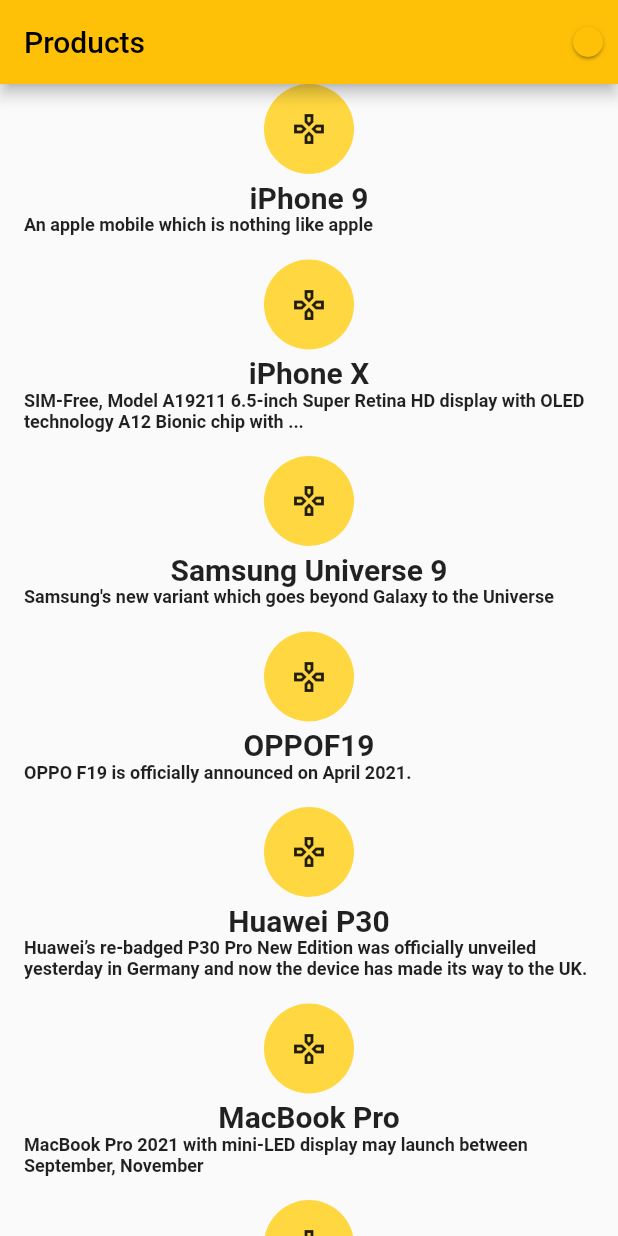
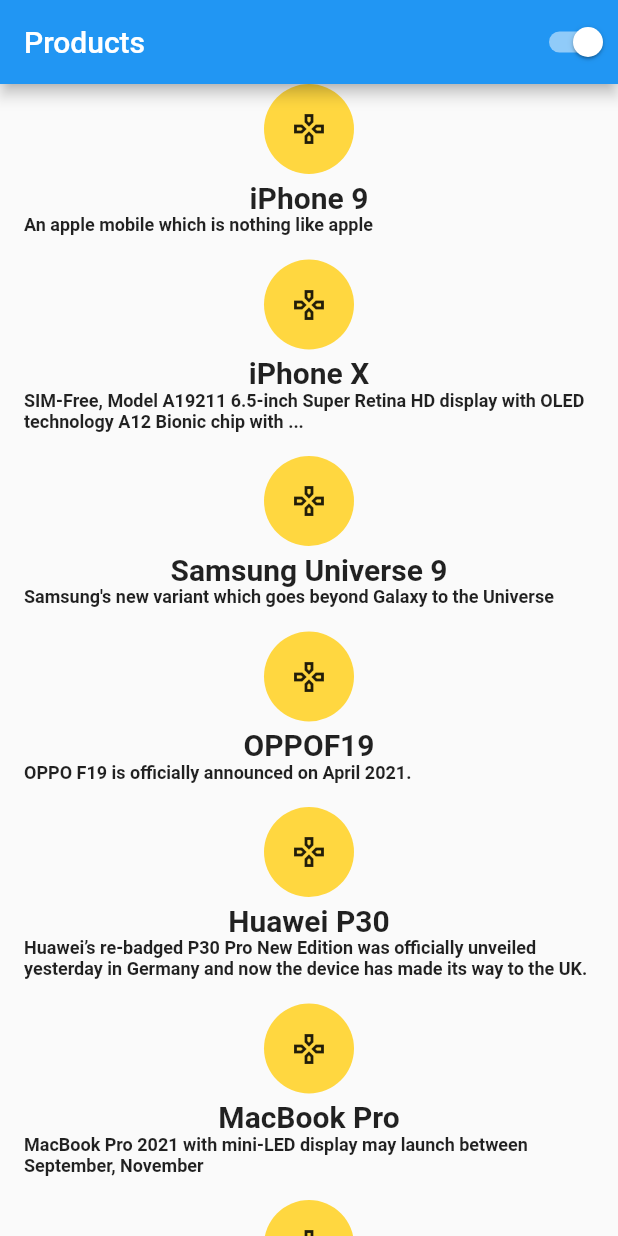
Before and after one commit to sazzad765/flutter-bloc, a Flutter app: the screen it shows after launch, on a phone screen of 412 x 824 dp. Run offline on Flutter 3.47's test engine with Material 2 defaults, Android fonts, the phone set to English and light mode, and no system bars; our stand-ins replace dio, equatable, flutter_bloc, get_it, get_storage, retrofit; generated files the repository leaves out were written again.

Commit message:
theme update and added bloc global state

```diff
--- a/lib/di/network_di.dart
+++ b/lib/di/api_client_di.dart
@@ -4,7 +4,7 @@ import 'package:bloc_example/service/interceptors.dart';
 import 'package:bloc_example/utils/const_string.dart';
 import 'package:dio/dio.dart';
 
-Future<void> setupNetworkModule() async {
+Future<void> setupApiModule() async {
   di.registerLazySingleton<RestClient>(() => RestClient(Dio(BaseOptions(
       contentType: "application/json", baseUrl: ConstString.baseUrl))
     ..interceptors.add(CustomInterceptors())));
--- a/lib/di/repository_di.dart
+++ b/lib/di/repository_di.dart
@@ -1,8 +1,11 @@
+import 'package:bloc_example/data/theme/theme_repository_impl.dart';
 import 'package:bloc_example/injection_service.dart';
 import 'package:bloc_example/view/products/repo/product_repository.dart';
-import 'package:bloc_example/view/products/repo/product_repository_impl.dart';
+import 'package:bloc_example/data/product/product_repository_impl.dart';
+import 'package:bloc_example/view/theme/repo/theme_repository.dart';
 
 Future<void> setupRepositoryModule() async {
   di.registerLazySingleton<ProductRepository>(
       () => ProductRepositoryImpl(client: di()));
+  di.registerLazySingleton<ThemeRepository>(() => ThemeRepositoryImpl());
 }
--- a/lib/injection_service.dart
+++ b/lib/injection_service.dart
@@ -1,10 +1,10 @@
-import 'package:bloc_example/di/network_di.dart';
+import 'package:bloc_example/di/api_client_di.dart';
 import 'package:bloc_example/di/repository_di.dart';
 import 'package:get_it/get_it.dart';
 
 final GetIt di = GetIt.instance;
 
 Future<void> setup() async {
-  await setupNetworkModule();
+  await setupApiModule();
   await setupRepositoryModule();
 }
--- a/lib/main.dart
+++ b/lib/main.dart
@@ -1,13 +1,15 @@
 import 'package:bloc_example/injection_service.dart' as di;
-import 'package:bloc_example/service/theme_bloc/theme_cubit.dart';
 import 'package:bloc_example/utils/custom_themes.dart';
 import 'package:bloc_example/view/products/bloc/product_bloc.dart';
 import 'package:bloc_example/view/products/product_screen.dart';
+import 'package:bloc_example/view/theme/theme_bloc/theme_cubit.dart';
 import 'package:flutter/material.dart';
 import 'package:flutter_bloc/flutter_bloc.dart';
+import 'package:get_storage/get_storage.dart';
 
 void main() async {
   di.setup();
+  await GetStorage.init();
   runApp(const MyApp());
 }
 
@@ -18,15 +20,19 @@ class MyApp extends StatelessWidget {
   Widget build(BuildContext context) {
     return MultiBlocProvider(
         providers: [
-          BlocProvider(create: (_) => ThemeCubit()),
+          BlocProvider(
+            create: (_) => ThemeCubit()..getCurrentTheme(),
+          ),
           BlocProvider<ProductBloc>(
             create: (context) => ProductBloc()..add(GetProducts()),
           ),
         ],
-        child: BlocBuilder<ThemeCubit, AppTheme>(
-          builder: (context, themeData) => MaterialApp(
+        child: BlocBuilder<ThemeCubit, ThemeState>(
+          builder: (context, state) => MaterialApp(
             title: 'Product',
-            theme: customTheme[themeData]!,
+            theme: AppTheme.lightTheme,
+            darkTheme: AppTheme.darkTheme,
+            themeMode: state.themeMode,
             home: const ProductScreen(),
           ),
         ));
--- a/lib/models/product.dart
+++ b/lib/models/product.dart
@@ -1,4 +1,6 @@
-class Product {
+import 'package:equatable/equatable.dart';
+
+class Product extends Equatable {
   int? id;
   String? title;
   String? description;
@@ -36,7 +38,9 @@ class Product {
         brand: json["brand"],
         category: json["category"],
         thumbnail: json["thumbnail"],
-    images: json["images"] == null ? [] : List<String>.from(json["images"]!.map((x) => x)),
+        images: json["images"] == null
+            ? []
+            : List<String>.from(json["images"]!.map((x) => x)),
       );
 
   Map<String, dynamic> toJson() => {
@@ -50,6 +54,11 @@ class Product {
         "brand": brand,
         "category": category,
         "thumbnail": thumbnail,
-    "images": images == null ? [] : List<dynamic>.from(images!.map((x) => x)),
+        "images":
+            images == null ? [] : List<dynamic>.from(images!.map((x) => x)),
       };
+
+  @override
+  // TODO: implement props
+  List<Object?> get props => [id, title];
 }
--- a/lib/service/theme_bloc/theme_cubit.dart
+++ /dev/null
@@ -1,9 +0,0 @@
-import 'package:bloc_example/utils/custom_themes.dart';
-import 'package:flutter/material.dart';
-import 'package:flutter_bloc/flutter_bloc.dart';
-
-class ThemeCubit extends Cubit<AppTheme> {
-  ThemeCubit() : super(AppTheme.lightMode);
-
-  void changeTheme(AppTheme theme) => emit(theme);
-}
--- a/lib/utils/custom_themes.dart
+++ b/lib/utils/custom_themes.dart
@@ -1,12 +1,7 @@
 import 'package:flutter/material.dart';
 
-enum AppTheme { lightMode, darkMode }
+abstract class AppTheme {
+  static ThemeData get lightTheme => ThemeData.light();
 
-Map<AppTheme, ThemeData> customTheme = {
-  AppTheme.lightMode: ThemeData(
-    primarySwatch: Colors.amber,
-  ),
-  AppTheme.darkMode: ThemeData(
-    brightness: Brightness.dark,
-  ),
-};
+  static ThemeData get darkTheme => ThemeData.dark();
+}
--- a/lib/view/products/bloc/product_state.dart
+++ b/lib/view/products/bloc/product_state.dart
@@ -1,38 +1,38 @@
 part of 'product_bloc.dart';
 
-enum ProductStatus { initial, success, error, loading, selected, update }
-
-extension ProductStatusX on ProductStatus {
-  bool get isInitial => this == ProductStatus.initial;
-
-  bool get isSuccess => this == ProductStatus.success;
-
-  bool get isError => this == ProductStatus.error;
-
-  bool get isLoading => this == ProductStatus.loading;
-
-  bool get isSelected => this == ProductStatus.selected;
-
-  bool get isUpdate => this == ProductStatus.update;
-}
+// enum Status { initial, success, error, loading, selected, update }
+//
+// extension StatusX on Status {
+//   bool get isInitial => this == Status.initial;
+//
+//   bool get isSuccess => this == Status.success;
+//
+//   bool get isError => this == Status.error;
+//
+//   bool get isLoading => this == Status.loading;
+//
+//   bool get isSelected => this == Status.selected;
+//
+//   bool get isUpdate => this == Status.update;
+// }
 
 class ProductState extends Equatable {
   const ProductState({
-    this.status = ProductStatus.initial,
-    this.updateStatus = ProductStatus.initial,
+    this.status = Status.initial,
+    this.updateStatus = Status.initial,
     List<Product>? products,
     this.idSelected = 0,
   }) : products = products ?? const [];
 
-  final List<Product> products;
-  final ProductStatus status;
-  final int idSelected;
-  final ProductStatus updateStatus;
+  final List<Product> products; //product list
+  final Status status; //status
+  final int idSelected; //selected item id
+  final Status updateStatus; //item update status
 
   ProductState copyWith({
     List<Product>? products,
-    ProductStatus? status,
-    ProductStatus? updateStatus,
+    Status? status,
+    Status? updateStatus,
     int? idSelected,
   }) {
     return ProductState(
--- a/lib/view/products/product_item.dart
+++ b/lib/view/products/product_item.dart
@@ -2,6 +2,7 @@ import 'package:bloc_example/view/products/bloc/product_bloc.dart';
 import 'package:bloc_example/models/product.dart';
 import 'package:flutter/material.dart';
 import 'package:flutter_bloc/flutter_bloc.dart';
+import 'package:bloc_example/utils/status.dart';
 
 typedef ProductCLicked = Function(Product productSelected);
 
--- a/lib/view/products/product_screen.dart
+++ b/lib/view/products/product_screen.dart
@@ -1,11 +1,11 @@
-import 'package:bloc_example/service/theme_bloc/theme_cubit.dart';
-import 'package:bloc_example/utils/custom_themes.dart';
 import 'package:bloc_example/view/products/bloc/product_bloc.dart';
 import 'package:bloc_example/models/product.dart';
 import 'package:bloc_example/view/products/product_item.dart';
 import 'package:bloc_example/view/products/update_item.dart';
+import 'package:bloc_example/view/theme/theme_button.dart';
 import 'package:flutter/material.dart';
 import 'package:flutter_bloc/flutter_bloc.dart';
+import 'package:bloc_example/utils/status.dart';
 
 class ProductScreen extends StatefulWidget {
   const ProductScreen({Key? key}) : super(key: key);
@@ -27,29 +27,19 @@ class _ProductScreenState extends State<ProductScreen> {
   @override
   Widget build(BuildContext context) {
     return Scaffold(
-        appBar: AppBar(title: const Text('Products'), actions: [
-          BlocBuilder<ThemeCubit, AppTheme>(
-            builder: (context, state) {
-              return Switch(
-                value: state == AppTheme.lightMode,
-                onChanged: (value) {
-                  context.read<ThemeCubit>().changeTheme(
-                      value ? AppTheme.lightMode : AppTheme.darkMode);
-                },
-              );
-            },
-          )
+        appBar: AppBar(title: const Text('Products'), actions: const [
+          ThemeButton(),
         ]),
         body: BlocBuilder<ProductBloc, ProductState>(
           buildWhen: (previous, current) =>
               current.status.isSuccess || current.status.isUpdate,
           builder: (context, state) {
-            if (state.status == ProductStatus.loading) {
+            if (state.status == Status.loading) {
               return const Center(
                 child: CircularProgressIndicator(color: Colors.red),
               );
             }
-            if (state.status == ProductStatus.initial) {
+            if (state.status == Status.initial) {
               return const Center(
                 child: CircularProgressIndicator(color: Colors.red),
               );
--- a/lib/view/products/update_item.dart
+++ b/lib/view/products/update_item.dart
@@ -1,6 +1,6 @@
 import 'package:bloc_example/view/products/bloc/product_bloc.dart';
 import 'package:bloc_example/models/product.dart';
-import 'package:flutter/cupertino.dart';
+import 'package:bloc_example/utils/status.dart';
 import 'package:flutter/material.dart';
 import 'package:flutter_bloc/flutter_bloc.dart';
 
@@ -24,7 +24,7 @@ class _UpdateItemState extends State<UpdateItem> {
   @override
   Widget build(BuildContext context) {
     return BlocConsumer<ProductBloc, ProductState>(listener: (context, state) {
-      if (state.updateStatus == ProductStatus.success) {
+      if (state.updateStatus == Status.success) {
         Navigator.pop(context);
       }
     }, builder: (context, state) {
@@ -36,7 +36,7 @@ class _UpdateItemState extends State<UpdateItem> {
           decoration: const InputDecoration(hintText: "Text Field in Dialog"),
         ),
         actions: <Widget>[
-          state.updateStatus == ProductStatus.loading
+          state.updateStatus == Status.loading
               ? const Center(child: CircularProgressIndicator())
               : MaterialButton(
                   color: Colors.green,
--- /dev/null
+++ b/lib/view/theme/repo/theme_repository.dart
@@ -0,0 +1,9 @@
+abstract class ThemeRepository {
+  Stream<CustomTheme> getTheme();
+
+  Future<void> saveTheme(CustomTheme theme);
+
+  void dispose();
+}
+
+enum CustomTheme { light, dark }
--- /dev/null
+++ b/lib/view/theme/theme_bloc/theme_state.dart
@@ -0,0 +1,15 @@
+part of 'theme_cubit.dart';
+
+class ThemeState extends Equatable {
+  const ThemeState({this.themeMode = ThemeMode.light});
+
+  final ThemeMode themeMode;
+
+  ThemeState copyWith({ThemeMode? themeMode}) =>
+      ThemeState(
+        themeMode: themeMode ?? this.themeMode,
+      );
+
+  @override
+  List<Object?> get props => [themeMode];
+}
--- /dev/null
+++ b/lib/view/theme/theme_button.dart
@@ -0,0 +1,25 @@
+import 'package:bloc_example/view/theme/theme_bloc/theme_cubit.dart';
+import 'package:flutter/material.dart';
+import 'package:flutter_bloc/flutter_bloc.dart';
+
+class ThemeButton extends StatelessWidget {
+  const ThemeButton({super.key});
+
+  @override
+  Widget build(BuildContext context) {
+    return BlocSelector<ThemeCubit, ThemeState, bool>(
+      selector: (state) {
+        return state.themeMode == ThemeMode.light;
+      },
+      builder: (context, state) {
+        return Switch(
+          value: state,
+          activeColor: Colors.white,
+          onChanged: (value) {
+            context.read<ThemeCubit>().switchTheme();
+          },
+        );
+      },
+    );
+  }
+}
--- a/pubspec.yaml
+++ b/pubspec.yaml
@@ -40,6 +40,7 @@ dependencies:
   get_it: ^7.6.4
   retrofit: ^4.0.1
   retrofit_generator: ^7.0.8
+  get_storage: ^2.1.1
 
 dev_dependencies:
   flutter_test:
```
Also changed, not shown: lib/data/theme/theme_repository_impl.dart (added, +52 -0 lines), lib/utils/status.dart (added, +15 -0 lines), lib/view/products/bloc/product_bloc.dart (+10 -13 lines), lib/view/theme/theme_bloc/theme_cubit.dart (added, +50 -0 lines), lib/data/product/product_repository_impl.dart (renamed from lib/view/products/repo/product_repository_impl.dart), pubspec.lock, 1 other file. Lines whose indentation alone changed are shown as unchanged.
